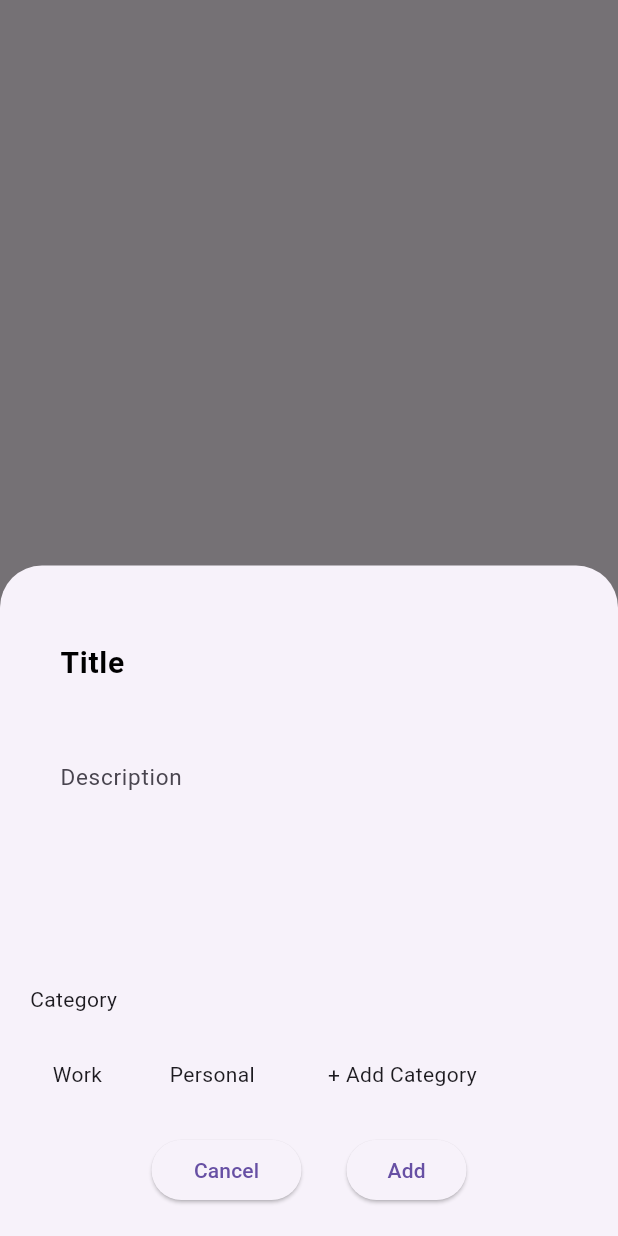
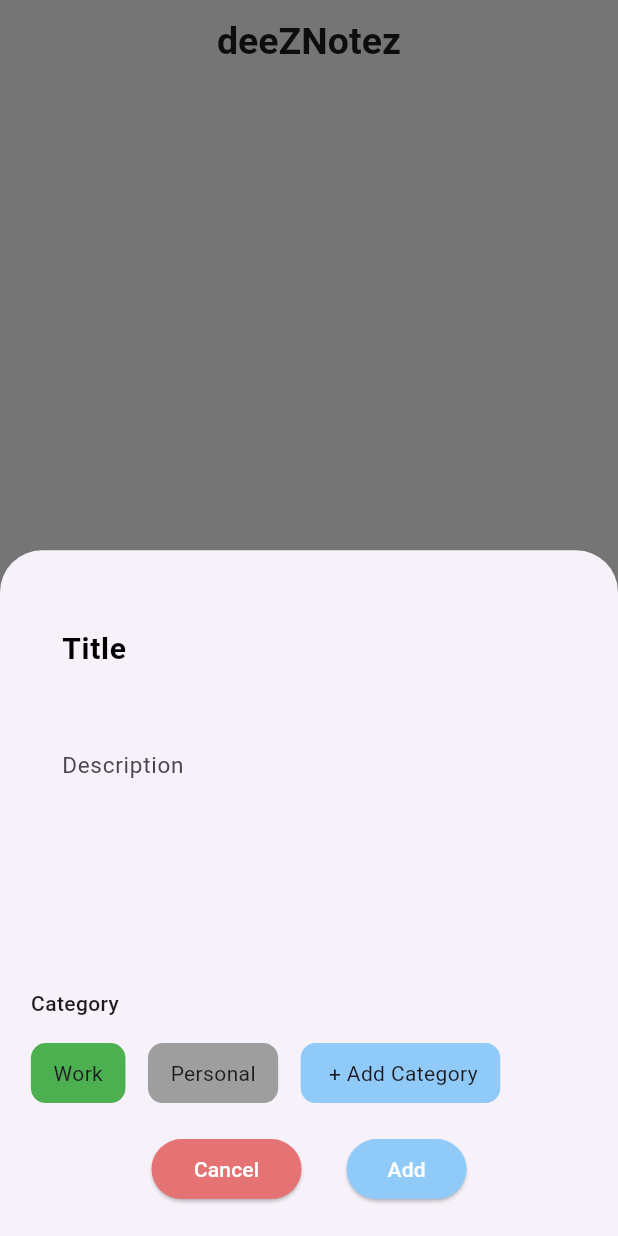
Before and after one commit to akarshbr/deezNotez, a Flutter app: the screen it shows after launch, after a tap on an icon or button, on a phone screen of 412 x 824 dp. Run offline on Flutter 3.47's test engine with Material 3 defaults, Android fonts, the phone set to English and light mode, and no system bars; our stand-ins replace animated_text_kit, hive, hive_flutter, share_plus; accounts and stored records are empty.

Commit message:
ui changes and bug fixes

```diff
--- /dev/null
+++ b/devtools_options.yaml
@@ -0,0 +1 @@
+extensions:
--- /dev/null
+++ b/lib/utils/constants.dart
@@ -0,0 +1,29 @@
+import 'package:flutter/material.dart';
+
+class Constants {
+  ///global
+
+  ///home screen
+  static const double categoryFontSize = 20;
+  static const FontWeight categoryFontWeight = FontWeight.w500;
+
+  ///bottom sheet
+  static const double bottomSheetTitleFontSize = 20;
+  static const FontWeight bottomSheetTitleFontWeight = FontWeight.bold;
+  static const Color bottomSheetTitleColor = Colors.black;
+  static const double bottomSheetDescriptionFontSize = 20;
+  static const FontWeight bottomSheetCategoryFontWeight = FontWeight.bold;
+  static Color addCategoryButtonColor = Colors.blue.shade200;
+  static  Color cancelButtonColor = Colors.red.shade300;
+  static const Color cancelButtonTextColor = Colors.white;
+
+  ///notes widget
+  static Color notesWidgetColor = Colors.blue.shade200;
+  static BorderRadius notesWidgetBorderRadius = BorderRadius.circular(10);
+  static const double titleFontSize = 20;
+  static const FontWeight titleFontWeight = FontWeight.bold;
+  static const Color editNotesIconColor = Colors.black;
+  static  Color deleteNotesIconColor = Colors.red.shade300;
+  static const Color shareNotesIconColor = Colors.black;
+  static const double descriptionFontSize = 15;
+}
--- a/lib/view/home_screen/home_screen.dart
+++ b/lib/view/home_screen/home_screen.dart
@@ -1,5 +1,6 @@
 import 'package:deeznotes/controller/home_screen_controller.dart';
 import 'package:deeznotes/model/notes_model.dart';
+import 'package:deeznotes/utils/constants.dart';
 import 'package:deeznotes/view/custom_widget/notes_widget.dart';
 import 'package:flutter/cupertino.dart';
 import 'package:flutter/material.dart';
@@ -42,18 +43,33 @@ class _HomeScreenState extends State<HomeScreen> {
 
   @override
   Widget build(BuildContext context) {
+    var size = MediaQuery.of(context).size;
     return Scaffold(
+      appBar: AppBar(
+        title: const Text("deeZNotez", style: TextStyle(fontSize: 25, fontWeight: FontWeight.bold)),
+        elevation: 0,
+        centerTitle: true,
+        surfaceTintColor: Colors.white,
+        backgroundColor: Colors.white,
+      ),
+      backgroundColor: Colors.white,
       body: SafeArea(
           child: ListView.separated(
         itemCount: myKeyList.length,
         itemBuilder: (context, index) {
           List<NotesModel> notesInCategory = noteBox.get(myKeyList[index])!.cast<NotesModel>();
-          return Container(
-            child: Column(
+          return Column(
             crossAxisAlignment: CrossAxisAlignment.start,
             children: [
-                Text(categories[myKeyList[index]]),
-                Column(
+              Padding(
+                padding: EdgeInsets.only(left: size.width * .05),
+                child: Text(categories[myKeyList[index]],
+                    style: const TextStyle(
+                        fontSize: Constants.categoryFontSize,
+                        fontWeight: Constants.categoryFontWeight)),
+              ),
+              Center(
+                child: Column(
                   children: List.generate(notesInCategory.length, (inIndex) {
                     return NotesWidget(
                       title: notesInCategory[notesInCategory.length - inIndex - 1].title,
@@ -87,31 +103,34 @@ class _HomeScreenState extends State<HomeScreen> {
                       },
                     );
                   }),
+                ),
               )
             ],
-            ),
           );
         },
         separatorBuilder: (context, index) {
-          return SizedBox(height: 20);
+          return const SizedBox(height: 20);
         },
       )),
       floatingActionButton: FloatingActionButton(
-          onPressed: () => bottomSheet(context), child: Icon(CupertinoIcons.plus)),
+          onPressed: () => bottomSheet(context), child: const Icon(CupertinoIcons.plus)),
     );
   }
 
   Future<dynamic> bottomSheet(BuildContext context,
       {var key, int? indexOfEditing, int? currentCategory}) {
+    var size = MediaQuery.of(context).size;
     return showModalBottomSheet(
       isScrollControlled: true,
       context: context,
       builder: (context) => StatefulBuilder(
-        builder: (context, insetState) => Padding(
+        builder: (context, insetState) {
+          var sizedBox = SizedBox(height: size.height * .02);
+          return Padding(
             padding: EdgeInsets.only(bottom: MediaQuery.of(context).viewInsets.bottom),
             child: SingleChildScrollView(
               child: Container(
-              padding: const EdgeInsets.all(20),
+                padding: EdgeInsets.all(size.width * .05),
                 child: Form(
                   key: _formKey,
                   child: Column(
@@ -120,18 +139,22 @@ class _HomeScreenState extends State<HomeScreen> {
                       TextFormField(
                         controller: titleController,
                         maxLines: 1,
-                      style: TextStyle(fontSize: 20, fontWeight: FontWeight.bold),
+                        style: const TextStyle(
+                            fontSize: Constants.bottomSheetTitleFontSize,
+                            fontWeight: Constants.bottomSheetTitleFontWeight),
                         decoration: InputDecoration(
                             labelText: "Title",
-                          labelStyle: TextStyle(
-                              fontSize: 20, fontWeight: FontWeight.bold, color: Colors.black),
+                            labelStyle: const TextStyle(
+                                fontSize: Constants.bottomSheetTitleFontSize,
+                                fontWeight: Constants.bottomSheetTitleFontWeight,
+                                color: Constants.bottomSheetTitleColor),
                             isDense: false,
-                          contentPadding: const EdgeInsets.all(20),
+                            contentPadding: EdgeInsets.all(size.width * .05),
                             border: InputBorder.none,
                             focusedBorder: InputBorder.none),
                       ),
                       SizedBox(
-                      height: 150,
+                        height: size.height * .2,
                         child: TextFormField(
                           controller: descriptionController,
                           maxLines: null,
@@ -141,22 +164,17 @@ class _HomeScreenState extends State<HomeScreen> {
                           keyboardType: TextInputType.multiline,
                           decoration: InputDecoration(
                               hintText: "Description",
-                            hintStyle: TextStyle(fontSize: 15),
+                              hintStyle: const TextStyle(fontSize: Constants.descriptionFontSize),
                               isDense: false,
-                            contentPadding: const EdgeInsets.all(20),
+                              contentPadding: EdgeInsets.all(size.width * .05),
                               border: InputBorder.none,
                               focusedBorder: InputBorder.none),
                         ),
                       ),
-                    const SizedBox(
-                      height: 20,
-                    ),
-                    Text(
-                      "Category",
-                    ),
-                    const SizedBox(
-                      height: 20,
-                    ),
+                      sizedBox,
+                      const Text("Category",
+                          style: TextStyle(fontWeight: Constants.categoryFontWeight)),
+                      sizedBox,
                       SingleChildScrollView(
                         scrollDirection: Axis.horizontal,
                         child: Row(
@@ -171,12 +189,16 @@ class _HomeScreenState extends State<HomeScreen> {
                                           categoryController: categoryTextController,
                                           catController: categoryController,
                                           fetchData: fetchData);
+                                      setState(() {});
                                     },
                                     child: Container(
                                       padding: const EdgeInsets.symmetric(
                                         horizontal: 15,
                                         vertical: 10,
                                       ),
+                                      decoration: BoxDecoration(
+                                          color: Constants.addCategoryButtonColor,
+                                          borderRadius: BorderRadius.circular(10)),
                                       child: const Text(
                                         " + Add Category",
                                       ),
@@ -198,12 +220,14 @@ class _HomeScreenState extends State<HomeScreen> {
                                         fetchData();
                                         setState(() {});
                                         insetState(() {});
-                                    },
+                                      }, //TODO
                                       child: Container(
                                         padding: const EdgeInsets.symmetric(
-                                        horizontal: 15,
-                                        vertical: 10,
-                                      ),
+                                            horizontal: 15, vertical: 10),
+                                        decoration: BoxDecoration(
+                                            color:
+                                                categoryIndex == index ? Colors.green : Colors.grey,
+                                            borderRadius: BorderRadius.circular(10)),
                                         child: Text(
                                           categories[index].toString(),
                                         ),
@@ -229,7 +253,10 @@ class _HomeScreenState extends State<HomeScreen> {
                                   isEditing = false;
                                   setState(() {});
                                 },
-                              child: const Text("Cancel")),
+                                style: ElevatedButton.styleFrom(
+                                    backgroundColor: Constants.cancelButtonColor),
+                                child: const Text("Cancel",
+                                    style: TextStyle(color: Constants.cancelButtonTextColor))),
                           ),
                           const SizedBox(
                             width: 30,
@@ -269,11 +296,17 @@ class _HomeScreenState extends State<HomeScreen> {
                                         context: context);
                                     fetchData();
                                     ScaffoldMessenger.of(context)
-                                      .showSnackBar(SnackBar(content: Text("Notes Added")));
+                                        .showSnackBar(const SnackBar(content: Text("Notes Added")));
                                     setState(() {});
                                   }
                                 },
-                              child: isEditing ? Text("Edit") : Text("Add")),
+                                style: ElevatedButton.styleFrom(
+                                    backgroundColor: Constants.notesWidgetColor),
+                                child: isEditing
+                                    ? const Text("Edit",
+                                        style: TextStyle(color: Constants.cancelButtonTextColor))
+                                    : const Text("Add",
+                                        style: TextStyle(color: Constants.cancelButtonTextColor))),
                           ),
                         ],
                       )
@@ -282,7 +315,8 @@ class _HomeScreenState extends State<HomeScreen> {
                 ),
               ),
             ),
-        ),
+          );
+        },
       ),
     );
   }
```
Also changed, not shown: lib/view/custom_widget/add_category_dialog.dart (+6 -1 lines), lib/view/custom_widget/notes_widget.dart (+42 -17 lines), lib/view/custom_widget/remove_category_dialog.dart (+8 -4 lines), pubspec.lock. Lines whose indentation alone changed are shown as unchanged.
